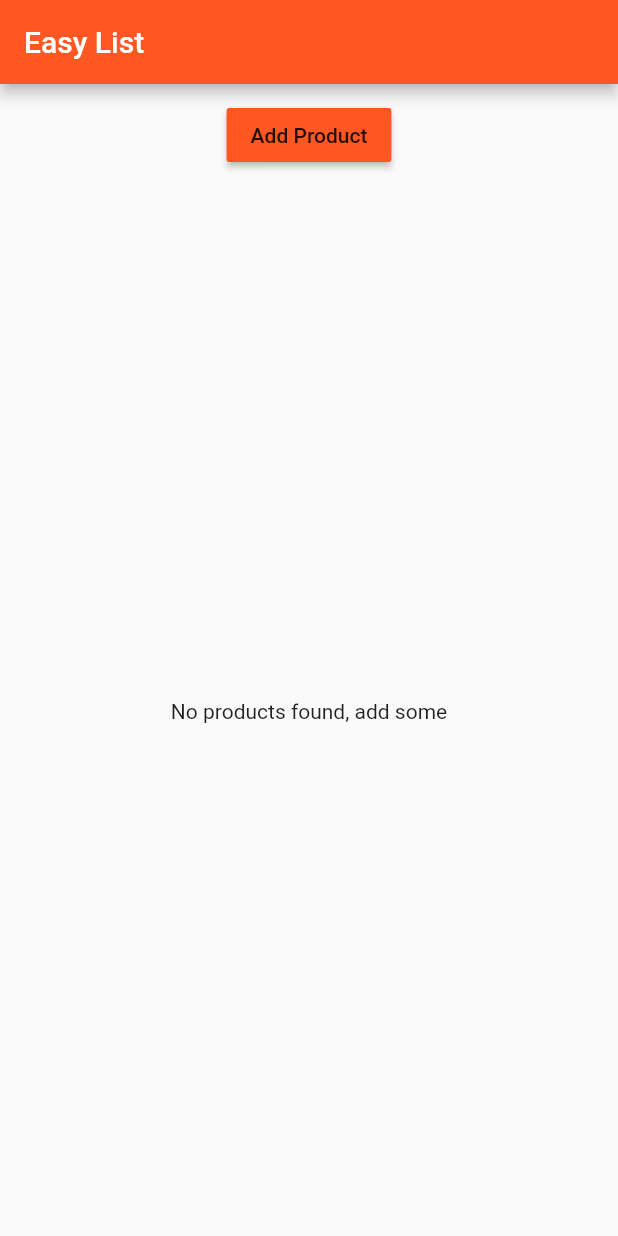
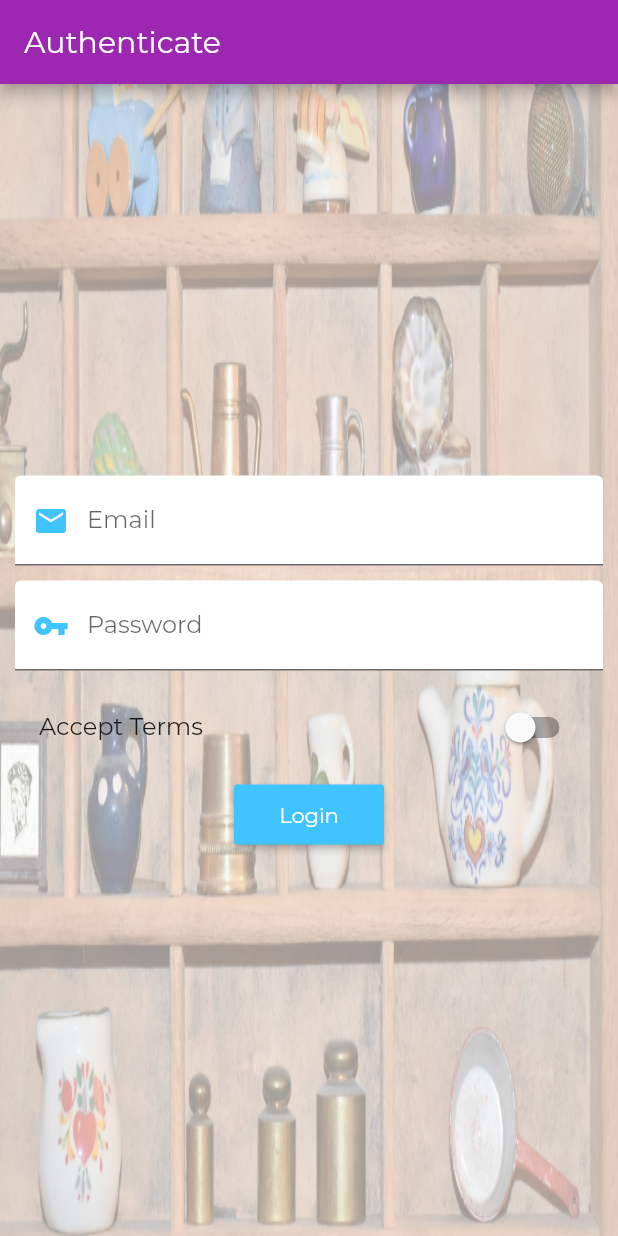
Before and after one commit to Codrata/FoodTester_flutter, a Flutter app: the screen it shows after launch, on a phone screen of 412 x 824 dp. Run offline on Flutter 3.47's test engine with Material 2 defaults, Android fonts, the phone set to English and light mode, and no system bars.

Commit message:
temporary commit

```diff
--- a/lib/main.dart
+++ b/lib/main.dart
@@ -1,19 +1,73 @@
 import 'package:flutter/material.dart';
-import './pages/home.dart';
+import 'package:tut_flutter/pages/product.dart';
+import 'package:tut_flutter/pages/products.dart';
+import 'package:tut_flutter/pages/product_admin.dart';
+import './pages/products.dart';
+import './pages/auth.dart';
 
 main() {
+
   runApp(MyApp());
 }
 
-class MyApp extends StatelessWidget {
+class MyApp extends StatefulWidget {
+  @override
+  State<StatefulWidget> createState() {
+    // TODO: implement createState
+    return _MyAppState();
+  }
+
+}
+
+class _MyAppState extends State<MyApp>{
+
+  List<Map<String, dynamic>> _products = [];
+
+  void _addProduct(Map<String, dynamic> product) {
+    setState(() {
+      _products.add(product);
+    });
+  }
+
+  void _deleteProduct(int index) {
+    setState(() {
+      _products.removeAt(index);
+    });
+  }
+
   @override
   Widget build(BuildContext context) {
     return MaterialApp(
-      theme: ThemeData(
-          brightness: Brightness.light,
-          primarySwatch: Colors.deepOrange,
-          accentColor: Colors.deepPurple),
-      home: HomePage(),
+        theme: ThemeData(
+            brightness: Brightness.light,
+            primarySwatch: Colors.purple,
+            accentColor: Colors.lightBlueAccent,
+        primaryColorDark: Colors.purpleAccent,
+        fontFamily: 'Montserrat'),
+        home: AuthPage(),
+        routes: {
+          '/products': (BuildContext context) => ProductsPage(_products),
+          '/admin': (BuildContext context) => ProductAdminPage(_addProduct, _deleteProduct),
+        },
+      onGenerateRoute: (RouteSettings settings){
+          final List<String> pathElements = settings.name.split('/');
+          if (pathElements[0] != ''){
+            return null;
+          }
+          if(pathElements[1] == 'product'){
+            final int index = int.parse(pathElements[2]);
+            return MaterialPageRoute<bool>(builder: (BuildContext context) => ProductPage(
+              _products[index]['title'], _products[index]['image']
+            ),);
+          }
+          return null;
+      },
+
+      onUnknownRoute: (RouteSettings settings){
+          return MaterialPageRoute(
+            builder: (BuildContext context) => ProductsPage(_products)
+          );
+      },
     );
   }
 }
--- /dev/null
+++ b/lib/pages/auth.dart
@@ -0,0 +1,95 @@
+import 'package:flutter/material.dart';
+
+class AuthPage extends StatefulWidget {
+  @override
+  State<StatefulWidget> createState() {
+    // TODO: implement createState
+    return _AuthPage();
+  }
+}
+
+class _AuthPage extends State<AuthPage> {
+  String emailValue;
+  String passwordValue;
+  bool _acceptTerms = false;
+  @override
+  Widget build(BuildContext context) {
+    // TODO: implement build
+    return Scaffold(
+        appBar: AppBar(
+          title: Text('Authenticate'),
+        ),
+        body: Container(
+            padding: EdgeInsets.all(10.0),
+            decoration: BoxDecoration(
+                image: DecorationImage(
+                    colorFilter: ColorFilter.mode(
+                        Colors.black.withOpacity(0.4), BlendMode.dstATop),
+                    image: AssetImage('assets/background.jpg'),
+                    fit: BoxFit.fill)),
+            child: Center(
+                child: SingleChildScrollView(
+              child: Column(
+                crossAxisAlignment: CrossAxisAlignment.center,
+                children: <Widget>[
+                  TextField(
+                    keyboardType: TextInputType.emailAddress,
+                    decoration: InputDecoration(
+                        labelText: 'Email',
+                        filled: true,
+                        fillColor: Colors.white,
+                        prefixIcon: Icon(
+                          Icons.email,
+                          color: Colors.lightBlueAccent,
+                        )),
+                    onChanged: (String value) {
+                      setState(() {
+                        emailValue = value;
+                      });
+                    },
+                  ),
+                  SizedBox(height: 10.0),
+                  TextField(
+                    obscureText: true,
+                    decoration: InputDecoration(
+                        filled: true,
+                        fillColor: Colors.white,
+                        labelText: 'Password',
+                        prefixIcon: Icon(
+                          Icons.vpn_key,
+                          color: Colors.lightBlueAccent,
+                        )),
+                    onChanged: (String value) {
+                      setState(() {
+                        passwordValue = value;
+                      });
+                    },
+                  ),
+                  SizedBox(height: 10.0),
+                  SwitchListTile(
+                    value: _acceptTerms,
+                    onChanged: (bool value) {
+                      setState(() {
+                        _acceptTerms = value;
+                      });
+                    },
+                    title: Text('Accept Terms'),
+                  ),
+                  SizedBox(height: 10.0),
+                  Container(
+                    height: 40.0,
+                    width: 100.0,
+                    child: RaisedButton(
+                      textColor: Colors.white,
+                      color: Colors.lightBlueAccent,
+                      onPressed: () {
+                        Navigator.pushReplacementNamed(context, './');
+                      },
+                      child: Text('Login'),
+                    ),
+                  )
+                ],
+              ),
+            ))));
+  }
+}
--- a/lib/pages/home.dart
+++ /dev/null
@@ -1,15 +0,0 @@
-import 'package:flutter/material.dart';
-import '../product_manager.dart';
-
-class HomePage extends StatelessWidget {
-  @override
-  Widget build(BuildContext context) {
-    // TODO: implement build
-    return Scaffold(
-      appBar: AppBar(
-        title: Text('Easy List'),
-      ),
-      body: ProductManager(),
-    );
-  }
-}
--- a/lib/product_controller.dart
+++ /dev/null
@@ -1,19 +0,0 @@
-import 'package:flutter/material.dart';
-
-class ProductController extends StatelessWidget {
-  final Function addProduct;
-
-  ProductController(this.addProduct);
-
-  @override
-  Widget build(BuildContext context) {
-    // TODO: implement build
-    return RaisedButton(
-      color: Theme.of(context).primaryColor,
-      onPressed: () {
-        addProduct('Sweets');
-      },
-      child: Text("Add Product"),
-    );
-  }
-}
--- a/lib/product_manager.dart
+++ b/lib/product_manager.dart
@@ -1,56 +1,22 @@
 import 'package:flutter/material.dart';
 import './products.dart';
-import './product_controller.dart';
 
-class ProductManager extends StatefulWidget {
-  final String startingProduct;
+class ProductManager extends StatelessWidget {
 
-  ProductManager({this.startingProduct}) {
-    print("[ProductManager Widget] Constructor");
-  }
+  final List<Map<String, dynamic>> products;
 
-  @override
-  State<StatefulWidget> createState() {
-    print("[ProductManager Widget] createState");
-    return _ProductManagerState();
-  }
-}
+  ProductManager(this.products);
 
-class _ProductManagerState extends State<ProductManager> {
-  List<String> _products = [];
-
-  @override
-  void initState() {
-    print("[ProductManager Widget] initState");
-    if (widget.startingProduct != null) {
-      _products.add(widget.startingProduct);
-    }
-
-    super.initState();
-  }
-
-  @override
-  void didUpdateWidget(ProductManager oldWidget) {
-    print("[ProductManager Widget] didUpdate");
-    super.didUpdateWidget(oldWidget);
-  }
-
-  void _addProducts(String product) {
-    setState(() {
-      _products.add(product);
-    });
-  }
 
   @override
   Widget build(BuildContext context) {
     print("[ProductManager Widget] Build");
     return Column(
       children: [
-        Container(
-          margin: EdgeInsets.all(10.0),
-          child: ProductController(_addProducts),
-        ),
-        Expanded(child: Products(_products))
+        Expanded(
+            child: Products(
+          products
+        ))
       ],
     );
   }
```
Also changed, not shown: lib/pages/product.dart (+60 -8 lines), lib/pages/product_admin.dart (added, +54 -0 lines), lib/pages/product_create.dart (added, +74 -0 lines), lib/pages/product_list.dart (added, +9 -0 lines), lib/pages/products.dart (added, +37 -0 lines), lib/products.dart (+52 -18 lines), pubspec.yaml (+9 -8 lines), assets/Montserrat-Regular.ttf (added), assets/Oswald-Bold.ttf (added), assets/background.jpg (added).
